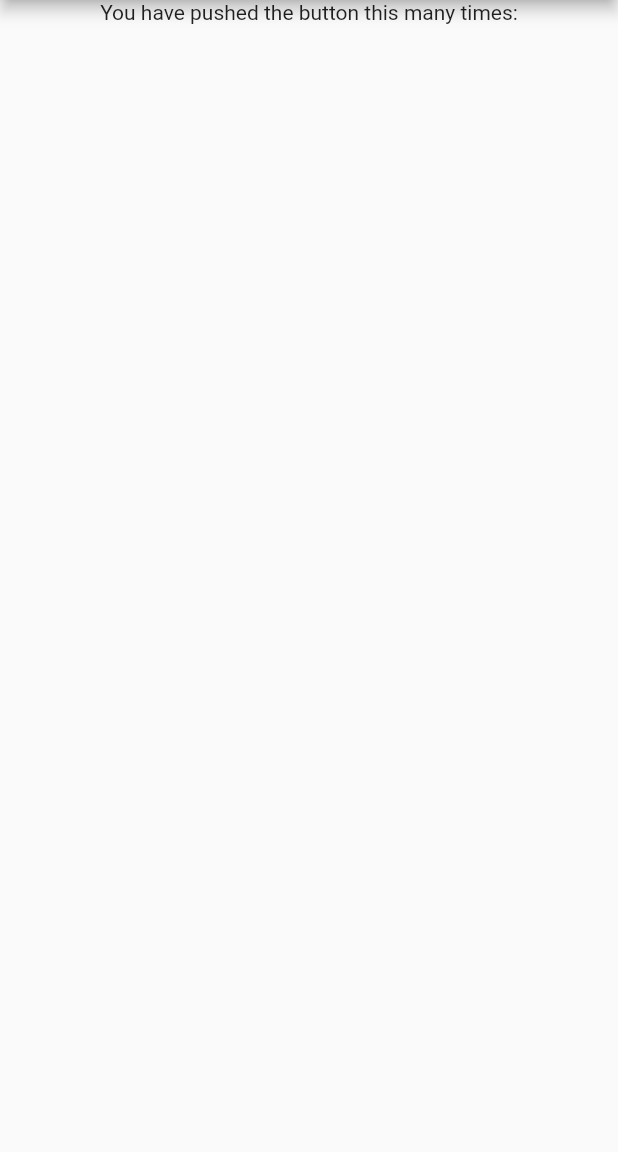
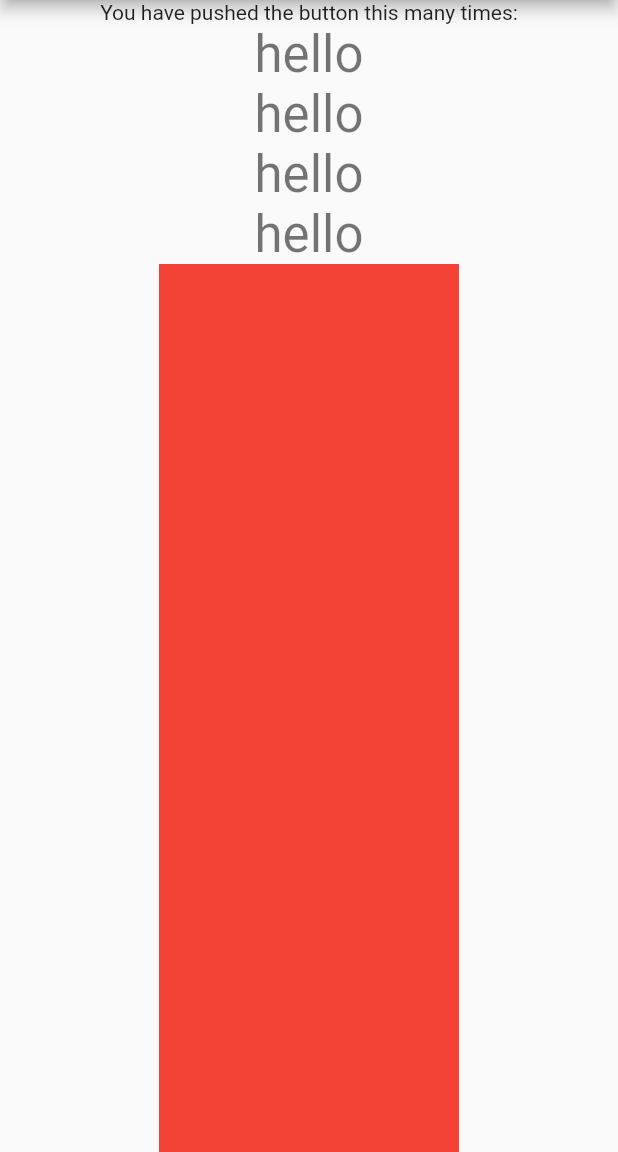
Before and after one commit to dan7sc/flutter-example2, a Flutter app: the screen it shows after launch, on a phone screen of 412 x 824 dp, the part 84-1236 px from its top. Run offline on Flutter 3.47's test engine with Material 2 defaults, Android fonts, the phone set to English and light mode, and no system bars.

Commit message:
Column example

```diff
--- a/lib/main.dart
+++ b/lib/main.dart
@@ -43,6 +43,26 @@ class _MyHomePageState extends State<MyHomePage> {
             Text(
               'You have pushed the button this many times:',
             ),
+            Text(
+              'hello',
+              style: Theme.of(context).textTheme.headline4,
+            ),
+            Text(
+              'hello',
+              style: Theme.of(context).textTheme.headline4,
+            ),
+            Text(
+              'hello',
+              style: Theme.of(context).textTheme.headline4,
+            ),
+            Text(
+              'hello',
+              style: Theme.of(context).textTheme.headline4,
+            ),
+            Expanded(child: Container(
+                width: 200.0,
+                height: 40.0,
+                color: Colors.red,),),
           ],
         ),
       ),
```
